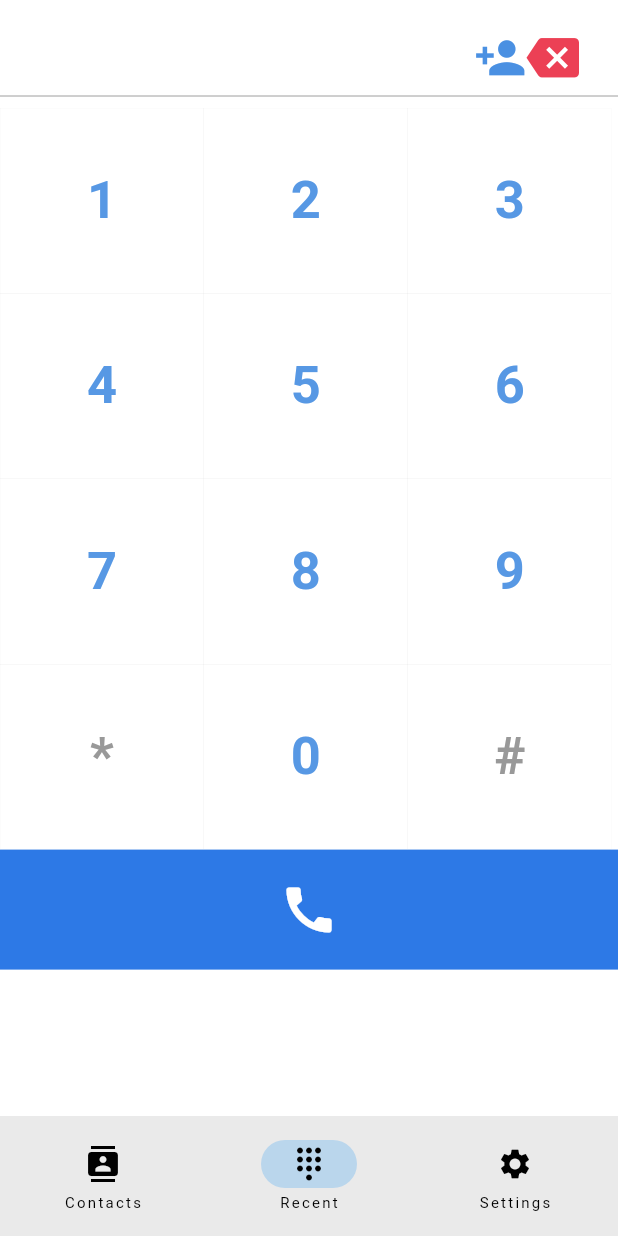
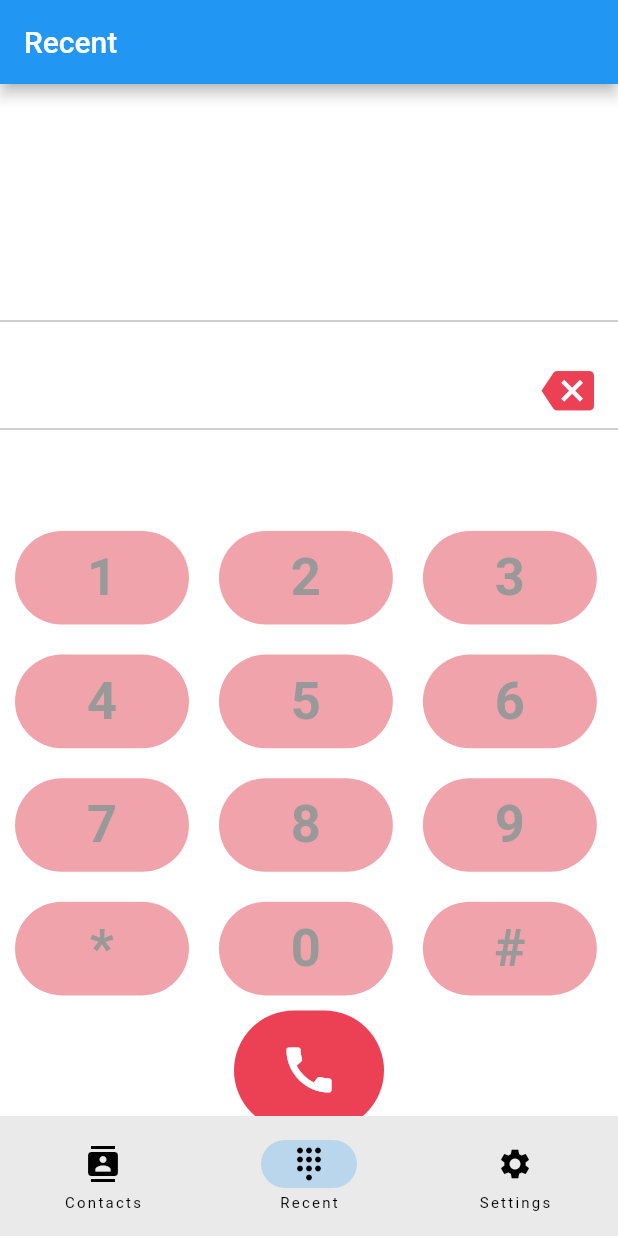
Before and after one commit to MarkisDev/its_urgent, a Flutter app: the screen it shows after launch, on a phone screen of 412 x 824 dp. Run offline on Flutter 3.47's test engine with Material 2 defaults, Android fonts, the phone set to English and light mode, and no system bars; our stand-ins replace flutter_contacts, hexcolor.

Commit message:
UI: improved dialer UI

```diff
--- a/lib/screens/dialer.dart
+++ b/lib/screens/dialer.dart
@@ -14,10 +14,17 @@ class DialerPageState extends State<DialerPage> {
   Widget build(BuildContext context) {
     var size = MediaQuery.of(context).size;
     return Scaffold(
+      appBar: AppBar(
+        title: const Text("Recent"),
+      ),
       backgroundColor: Colors.white,
       body: SafeArea(
         child: Column(
           children: [
+            const SizedBox(height: 150),
+            const Divider(
+              color: Colors.grey,
+            ),
             ListTile(
               leading: Padding(
                 padding: const EdgeInsets.all(8.0),
@@ -31,24 +38,19 @@ class DialerPageState extends State<DialerPage> {
                 ),
               ),
               trailing: SizedBox(
-                width: 80,
+                width: 35,
                 child: Row(
                   crossAxisAlignment: CrossAxisAlignment.baseline,
                   textBaseline: TextBaseline.ideographic,
                   children: [
                     Align(
                       alignment: Alignment.bottomRight,
-                      child: Icon(
-                        Icons.person_add,
-                        size: 35,
-                        color: HexColor('#4a90e2'),
-                      ),
-                    ),
-                    InkWell(
+                      child: InkWell(
                         onTap: () {
                           if (display.isNotEmpty) {
                             setState(() {
-                            display = display.substring(0, display.length - 1);
+                              display =
+                                  display.substring(0, display.length - 1);
                             });
                           }
                         },
@@ -57,7 +59,8 @@ class DialerPageState extends State<DialerPage> {
                           size: 35,
                           color: HexColor('#ec4055'),
                         ),
-                    )
+                      ),
+                    ),
                   ],
                 ),
               ),
@@ -65,6 +68,7 @@ class DialerPageState extends State<DialerPage> {
             const Divider(
               color: Colors.grey,
             ),
+            const SizedBox(height: 50),
             Row(
               children: [
                 dialPadButton(size, '1'),
@@ -96,8 +100,11 @@ class DialerPageState extends State<DialerPage> {
             InkWell(
               child: Container(
                 height: 80,
-                width: double.infinity,
-                color: HexColor('#2d79e6'),
+                width: 100,
+                decoration: BoxDecoration(
+                  color: HexColor('#ec4055'),
+                  borderRadius: BorderRadius.circular(40),
+                ),
                 child: const Center(
                   child: Icon(
                     Icons.call,
@@ -125,16 +132,23 @@ class DialerPageState extends State<DialerPage> {
         });
       },
       child: Container(
-        height: size.height * 0.15,
+        height: size.height * 0.1,
         width: size.width * 0.33,
-        decoration:
-            BoxDecoration(border: Border.all(color: Colors.grey, width: 0.025)),
+        decoration: BoxDecoration(
+          borderRadius: BorderRadius.circular(50),
+          boxShadow: [
+            BoxShadow(
+              color: HexColor('#f1a3ac'),
+              spreadRadius: -10,
+            ),
+          ],
+        ),
         child: Center(
           child: Text(
             value,
             textScaleFactor: 1.0,
             style: TextStyle(
-                color: color ?? HexColor('#5798e4'),
+                color: color ?? HexColor('#999999'),
                 fontSize: 35,
                 fontWeight: FontWeight.bold),
           ),
```
Lines whose indentation alone changed are shown as unchanged.
